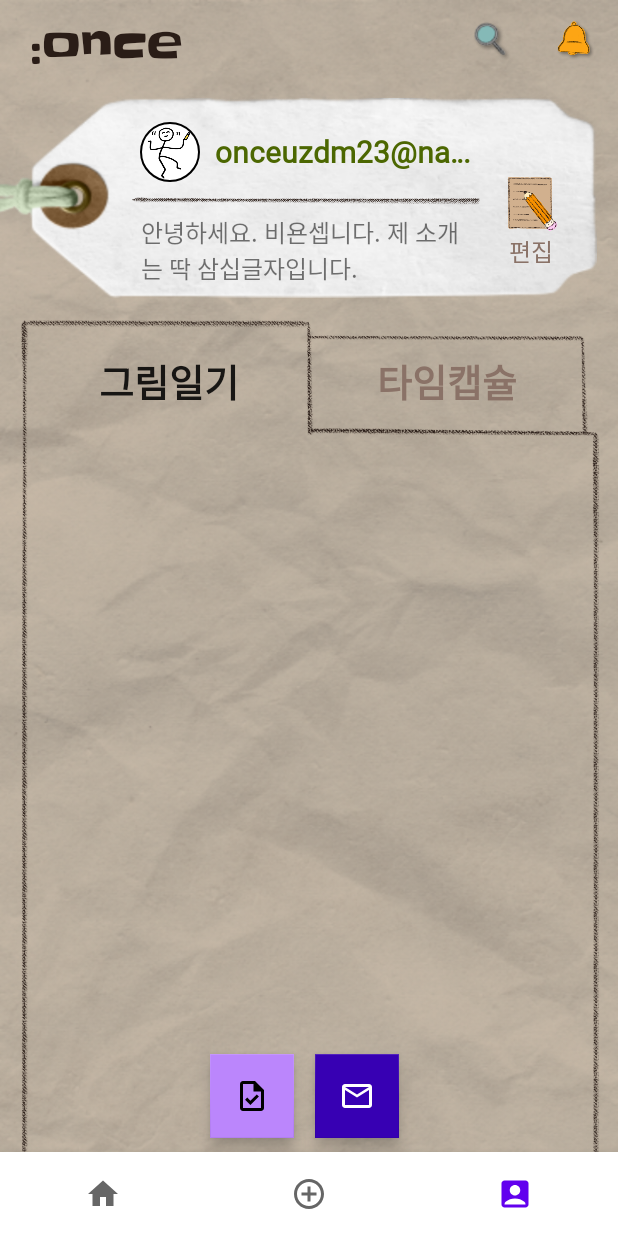
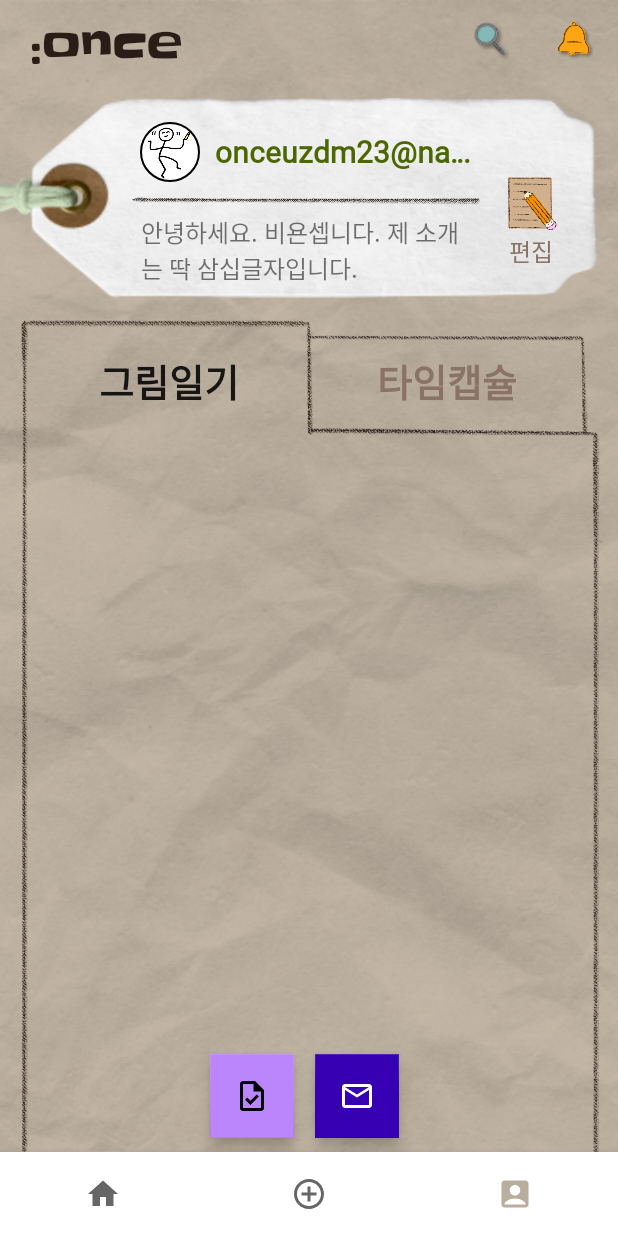
Before and after one commit to UzzerDiyonce/once, an Android app: the screen it shows after launch (MainActivity), item 3 of the bottom bar chosen, on a phone screen of 412 x 824 dp. Run offline under Robolectric (Android 15) with nearby library versions, the phone set to English and light mode, and no system bars; our stand-ins replace CircleImageView, Firebase (no records; nobody signed in at launch, a user with empty details on screens opened directly).

Commit message:
modify error and theme

```diff
--- a/app/build.gradle
+++ b/app/build.gradle
@@ -67,5 +67,4 @@ dependencies {
     implementation 'com.google.firebase:firebase-auth:18.0.0'
     implementation 'com.google.firebase:firebase-firestore:24.4.2'
     implementation 'com.google.android.gms:play-services-auth:17.0.0'
-    implementation 'com.shobhitpuri.custombuttons:google-signin:1.1.0'
 }
--- a/app/src/main/java/com/example/once/CommentActivity.kt
+++ b/app/src/main/java/com/example/once/CommentActivity.kt
@@ -85,6 +85,7 @@ class CommentActivity : AppCompatActivity() {
     inner class RecyclerViewAdapter: RecyclerView.Adapter<RecyclerView.ViewHolder>() {
         var comments: ArrayList<FeedDTO.Comment> = arrayListOf()
 
+        //피드 데이터 시간에 대해 오름차순으로 정렬
         init {
             FirebaseFirestore.getInstance().collection("feed")
                 .document(contentUidForCom!!).collection("comments")
@@ -99,6 +100,7 @@ class CommentActivity : AppCompatActivity() {
                 }
         }
 
+        //뷰홀더
         override fun onCreateViewHolder(parent: ViewGroup, viewType: Int): RecyclerView.ViewHolder {
             var view = LayoutInflater.from(parent.context).inflate(R.layout.item_comment, parent, false)
             return CustomViewHolder(view)
@@ -106,6 +108,7 @@ class CommentActivity : AppCompatActivity() {
         inner class CustomViewHolder(view: View) : RecyclerView.ViewHolder(view)
 
         override fun onBindViewHolder(holder: RecyclerView.ViewHolder, position: Int) {
+            //데이터 할당
             var view = holder.itemView
             view.com_text.text = comments[position].comment
             view.com_nick.text = comments[position].userId
@@ -117,11 +120,13 @@ class CommentActivity : AppCompatActivity() {
             var sdf = SimpleDateFormat("h시간 전") //시간포맷
             var testTime = SimpleDateFormat("yyyy.MM.dd hh시 mm분") //테스트용 시간포맷
             var date = sdf.format(timeDiffer)
+            //현재 시간과 차이가 1시간 초과일 경우
             if(timeDiffer > 3600000) {
                 view.com_time.text = date
                 Log.d("현재시간: ", testTime.format(currentTime))
                 Log.d("작성시간: ", testTime.format(timestamp))
             }
+            //그 이하일 경우
             else {
                 sdf = SimpleDateFormat("m분 전")
                 date = sdf.format(timeDiffer)
@@ -130,6 +135,7 @@ class CommentActivity : AppCompatActivity() {
                 Log.d("작성시간: ", testTime.format(timestamp))
             }
 
+            //유저 데이터의 프로필 이미지 가져와서 댓글 프로필 저장
             FirebaseFirestore.getInstance().collection("users").document(comments[position].uid!!)
                 .get().addOnCompleteListener { task ->
                     if(task.isSuccessful) {
--- a/app/src/main/java/com/example/once/CustomDialog.kt
+++ b/app/src/main/java/com/example/once/CustomDialog.kt
@@ -18,6 +18,7 @@ class CustomDialog : DialogFragment() {
 
     override fun onCreate(savedInstanceState: Bundle?) {
         super.onCreate(savedInstanceState)
+        //풀스크린으로 다이얼로그 설정
         setStyle(STYLE_NO_TITLE, R.style.dialog_fullscreen)
         isCancelable = true
     }
@@ -34,10 +35,8 @@ class CustomDialog : DialogFragment() {
 
         //버튼 눌렀을 때
         binding?.dialogBack?.setOnClickListener {
-            dismiss()
+            dismiss() //닫기
         }
-
-        //binding?.dialogFriend?.text =
 
         // Inflate the layout for this fragment
         //return inflater.inflate(R.layout.dialog_layout, container, false)
--- a/app/src/main/java/com/example/once/Feed.kt
+++ b/app/src/main/java/com/example/once/Feed.kt
@@ -77,6 +77,7 @@ class Feed : Fragment() {
         var feedDTOList: ArrayList<FeedDTO> = arrayListOf()
         var contentUidList: ArrayList<String> = arrayListOf()
 
+        //피드 데이터 시간에 대해 오름차순으로 정렬, 배열 비우기
         init {
             firestore?.collection("feed")?.orderBy("timestamp", Query.Direction.ASCENDING)
                 ?.addSnapshotListener { value, error ->
@@ -105,6 +106,7 @@ class Feed : Fragment() {
 //                }
         }
 
+        //뷰홀더
         override fun onCreateViewHolder(parent: ViewGroup, viewType: Int): RecyclerView.ViewHolder {
             var view = LayoutInflater.from(parent.context).inflate(R.layout.item_feed, parent, false)
             return CustomViewHolder (view)
@@ -131,7 +133,7 @@ class Feed : Fragment() {
             val d_date = d_sdf.format(timestamp)
             view.feedDateView.text = date
 
-            //피드 더보기 버튼 클릭 시, 해당 피드데이터 전달
+            //피드 더보기 버튼 클릭 시, 해당 피드데이터 디테일 액티비티로 전달
             view.feedDetailBtn.setOnClickListener { v->
                 var intent = Intent(v.context, DetailFeedActivity::class.java)
                 intent.putExtra("contentUid", contentUidList[position])
@@ -144,7 +146,7 @@ class Feed : Fragment() {
                 intent.putExtra("feedKind", feedDTOList[position].feed_kind.toString())
                 startActivity(intent)
             }
-            //피드 프로필 이미지
+            //피드 프로필 이미지 가져와서 할당
             FirebaseFirestore.getInstance().collection("users").document(feedDTOList[position].uid!!)
                 .get().addOnCompleteListener { task ->
                     if(task.isSuccessful) {
--- a/app/src/main/java/com/example/once/LoginActivity.kt
+++ b/app/src/main/java/com/example/once/LoginActivity.kt
@@ -33,18 +33,17 @@ class LoginActivity : AppCompatActivity(), View.OnClickListener {
     private val RC_SIGN_IN = 99
     private lateinit var btn_googleSignIn: SignInButton
     private lateinit var login_layout: View
-    private lateinit var logout: Button
     private var REQUEST_READ_EXTERNAL_STORAGE = 1000
 
     override fun onCreate(savedInstanceState: Bundle?) {
         super.onCreate(savedInstanceState)
         setContentView(R.layout.activity_login)
 
+        //초기화
         login_layout = findViewById(R.id.login_layout)
         btn_googleSignIn = findViewById(R.id.btn_googleSignIn)
-        logout = findViewById(R.id.logoutButton)
 
-        logout.setOnClickListener { signOut() } //로그아웃
+        //logout.setOnClickListener { signOut() } //로그아웃
         //구글로그인
         btn_googleSignIn.setOnClickListener {signIn()}
         //Google 로그인 옵션 구성. requestIdToken 및 Email 요청
@@ -172,6 +171,7 @@ class LoginActivity : AppCompatActivity(), View.OnClickListener {
             //cloud firestore users
             //FirebaseFirestore.getInstance().collection("users")?.document(firebaseAuth!!.currentUser!!.uid)?.set(feedDTO)
             //Log.d("Save Firestore: ", "파이어스토어 저장 성공")
+            //피드에 데이터 전달
             intent.putExtra("uid", uid)
             intent.putExtra("userId", userId)
             intent.putExtra("profileImageUrl", profileImageUrl)
--- a/app/src/main/res/layout/activity_login.xml
+++ b/app/src/main/res/layout/activity_login.xml
@@ -6,8 +6,6 @@
     android:layout_width="match_parent"
     android:layout_height="match_parent"
     android:background="@drawable/loadback"
-    android:orientation="vertical"
-    android:gravity="center"
     tools:context=".LoginActivity">
 
     <ImageView
@@ -47,13 +45,10 @@
         android:id="@+id/btn_googleSignIn"
         android:layout_width="match_parent"
         android:layout_height="53dp"
-        android:layout_centerInparent="true"
         android:layout_marginStart="65dp"
         android:layout_marginEnd="65dp"
         android:layout_marginBottom="178dp"
         android:background="@drawable/button_rectangle"
-        android:text="구글 로그인"
-        app:isDarkTheme="true"
         app:layout_constraintBottom_toBottomOf="parent"
         app:layout_constraintEnd_toEndOf="parent"
         app:layout_constraintHorizontal_bias="0.0"
--- a/app/src/main/res/values-night/themes.xml
+++ b/app/src/main/res/values-night/themes.xml
@@ -2,8 +2,8 @@
     <!-- Base application theme. -->
     <style name="Theme.Once" parent="Theme.AppCompat.DayNight.NoActionBar">
         <!-- Primary brand color. -->
-        <item name="colorPrimary">@color/purple_200</item>
-        <item name="colorPrimaryVariant">@color/purple_700</item>
+        <item name="colorPrimary">#8A7267</item>
+        <item name="colorPrimaryVariant">#2A1D17</item>
         <item name="colorOnPrimary">@color/black</item>
         <!-- Secondary brand color. -->
         <item name="colorSecondary">@color/teal_200</item>
--- a/app/src/main/res/values/themes.xml
+++ b/app/src/main/res/values/themes.xml
@@ -2,8 +2,8 @@
     <!-- Base application theme. -->
     <style name="Theme.Once" parent="Theme.AppCompat.Light.NoActionBar">
         <!-- Primary brand color. -->
-        <item name="colorPrimary">@color/purple_500</item>
-        <item name="colorPrimaryVariant">@color/purple_700</item>
+        <item name="colorPrimary">#B9AD9D</item>
+        <item name="colorPrimaryVariant">#8A7267</item>
         <item name="colorOnPrimary">@color/white</item>
         <!-- Secondary brand color. -->
         <item name="colorSecondary">@color/teal_200</item>
```
Also changed, not shown: app/src/main/java/com/example/once/DetailFeedActivity.kt (+6 -4 lines).
